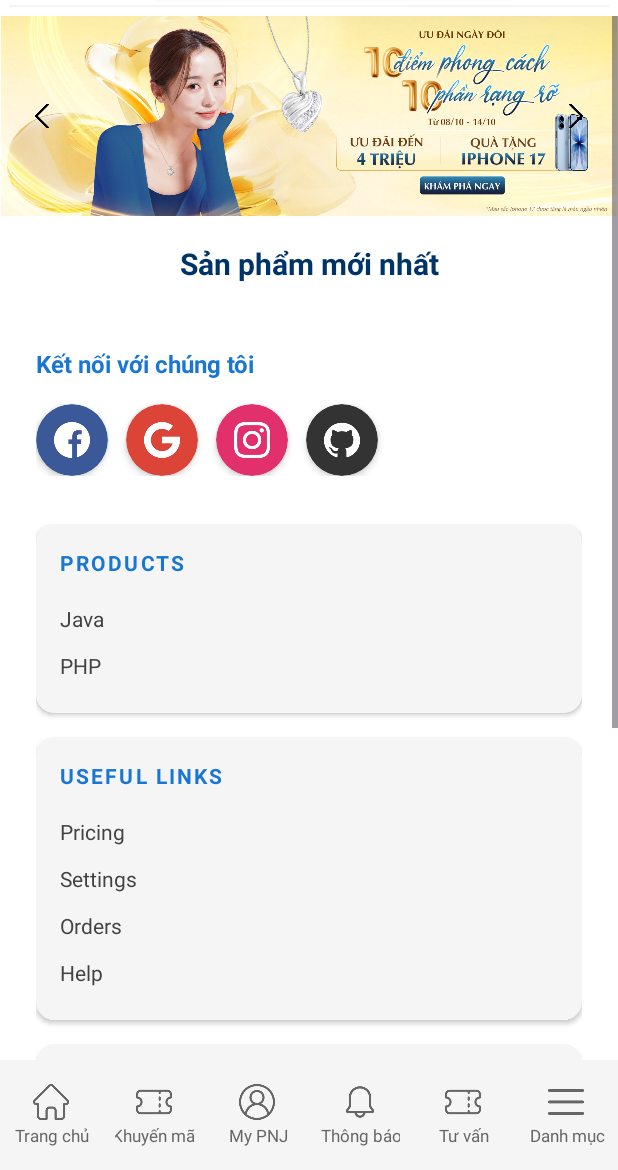
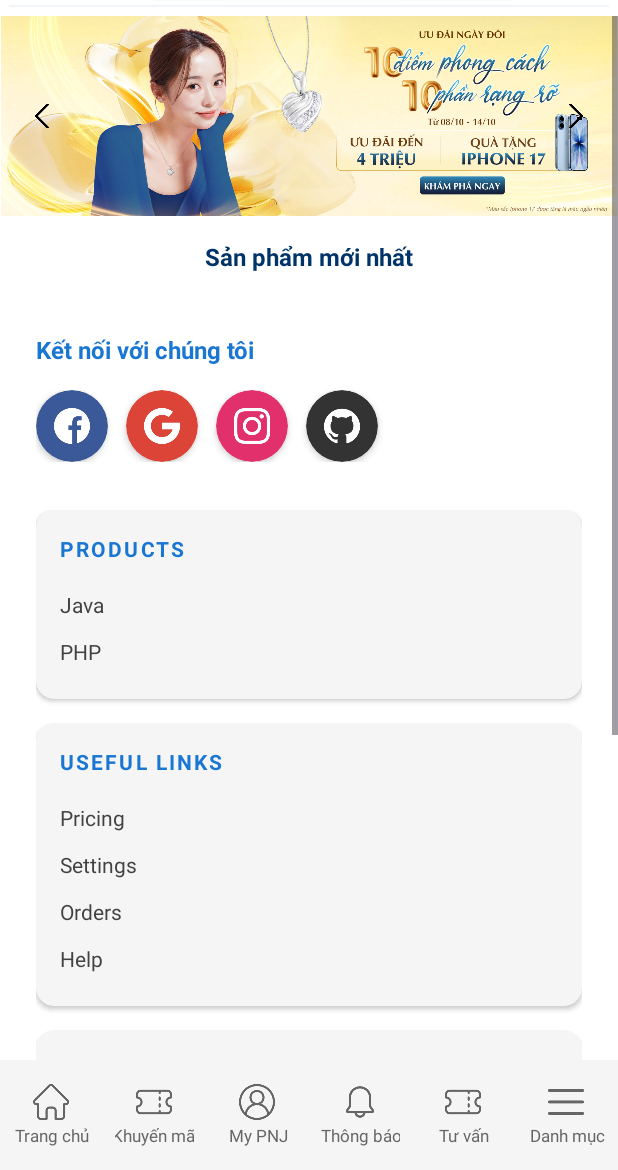
Before and after one commit to nguyenthihien51035/mobile, an Android app: the screen it shows after launch (HomePageActivity), after a tap on "Logo", on a phone screen of 412 x 824 dp, the part 66-1236 px from its top. Run offline under Robolectric (Android 15) with nearby library versions, the phone set to English and light mode, and no system bars; our stand-ins replace Volley; network calls fail; 2 other taps on this screen came first.

Commit message:
noi dung Duc

```diff
--- a/app/build.gradle.kts
+++ b/app/build.gradle.kts
@@ -59,7 +59,5 @@
     // Gson - Để parse JSON
     implementation("com.google.code.gson:gson:2.10.1")
 
-    implementation("com.squareup.retrofit2:retrofit:2.9.0")
-    implementation("com.squareup.retrofit2:converter-gson:2.9.0")
-    implementation("com.google.code.gson:gson:2.10.1")
+    implementation("com.squareup.okhttp3:okhttp:4.12.0")
 }
--- a/app/src/main/java/com/example/btl_nhom1/app/data/remote/dto/ApiResponse.java
+++ b/app/src/main/java/com/example/btl_nhom1/app/data/remote/dto/ApiResponse.java
@@ -12,8 +12,8 @@
 @Data
 @AllArgsConstructor
 @NoArgsConstructor
-public class ApiResponse {
+public class ApiResponse<T> {
     private String message;
-    private List<Product> data;
+    private T data;
     private String errorMessage;
 }
--- a/app/src/main/java/com/example/btl_nhom1/app/domain/model/CategoryItem.java
+++ /dev/null
@@ -1,41 +0,0 @@
-package com.example.btl_nhom1.app.domain.model;
-
-import androidx.annotation.NonNull;
-
-import java.util.List;
-
-public class CategoryItem {
-    private final int id;
-    private final String name;
-    private final String bannerUrl;
-    private final List<CategoryItem> children;
-
-    public CategoryItem(int id, String name, String bannerUrl, List<CategoryItem> children) {
-        this.id = id;
-        this.name = name;
-        this.bannerUrl = bannerUrl;
-        this.children = children;
-    }
-
-    public int getId() {
-        return id;
-    }
-
-    public String getName() {
-        return name;
-    }
-
-    public String getBannerUrl() {
-        return bannerUrl;
-    }
-
-    public List<CategoryItem> getChildren() {
-        return children;
-    }
-
-    @NonNull
-    @Override
-    public String toString() {
-        return name;
-    }
-}
--- /dev/null
+++ b/app/src/main/java/com/example/btl_nhom1/app/domain/repository/CategoryRepository.java
@@ -0,0 +1,84 @@
+package com.example.btl_nhom1.app.domain.repository;
+
+import android.util.Log;
+
+import com.example.btl_nhom1.app.data.remote.dto.ApiResponse;
+import com.example.btl_nhom1.app.domain.model.Category;
+import com.google.gson.Gson;
+import com.google.gson.reflect.TypeToken;
+
+import java.io.IOException;
+import java.lang.reflect.Type;
+import java.util.List;
+import java.util.concurrent.TimeUnit;
+
+import okhttp3.OkHttpClient;
+import okhttp3.Request;
+import okhttp3.Response;
+
+public class CategoryRepository {
+    private static final String TAG = "CategoryRepository";
+
+    private static final String BASE_URL = "http://192.168.1.78/api/";
+    private static final String API_LATEST = BASE_URL + "catetree.php";
+
+    private final OkHttpClient client;
+    private final Gson gson;
+
+    public CategoryRepository() {
+        this.client = new OkHttpClient.Builder()
+                .connectTimeout(30, TimeUnit.SECONDS)
+                .readTimeout(30, TimeUnit.SECONDS)
+                .writeTimeout(30, TimeUnit.SECONDS)
+                .build();
+        this.gson = new Gson();
+    }
+
+    // Lấy danh sách categories từ API
+    public void getCategories(CategoryCallback callback) {
+        new Thread(() -> {
+            try {
+                Request request = new Request.Builder()
+                        .url(API_LATEST)
+                        .get()
+                        .build();
+
+                Response response = client.newCall(request).execute();
+
+                if (response.isSuccessful() && response.body() != null) {
+                    String jsonResponse = response.body().string();
+                    Log.d(TAG, "Response: " + jsonResponse);
+
+                    // Sử dụng ApiResponse generic với TypeToken
+                    Type responseType = new TypeToken<ApiResponse<List<Category>>>() {
+                    }.getType();
+                    ApiResponse<List<Category>> apiResponse = gson.fromJson(jsonResponse, responseType);
+
+                    if (apiResponse != null && apiResponse.getData() != null) {
+                        callback.onSuccess(apiResponse.getData());
+                    } else {
+                        callback.onError("Dữ liệu trả về không hợp lệ");
+                    }
+                } else {
+                    callback.onError("Lỗi kết nối: " + response.code());
+                }
+
+                response.close();
+
+            } catch (IOException e) {
+                Log.e(TAG, "Error fetching categories", e);
+                callback.onError("Lỗi kết nối: " + e.getMessage());
+            } catch (Exception e) {
+                Log.e(TAG, "Error parsing data", e);
+                callback.onError("Lỗi xử lý dữ liệu: " + e.getMessage());
+            }
+        }).start();
+    }
+
+    // Interface callback để xử lý kết quả bất đồng bộ
+    public interface CategoryCallback {
+        void onSuccess(List<Category> categories);
+
+        void onError(String errorMessage);
+    }
+}
--- /dev/null
+++ b/app/src/main/java/com/example/btl_nhom1/app/domain/repository/ProductRepository.java
@@ -0,0 +1,74 @@
+package com.example.btl_nhom1.app.domain.repository;
+
+import android.content.Context;
+
+import com.android.volley.Request;
+import com.android.volley.RequestQueue;
+import com.android.volley.toolbox.StringRequest;
+import com.android.volley.toolbox.Volley;
+import com.example.btl_nhom1.app.data.remote.dto.ApiResponse;
+import com.example.btl_nhom1.app.domain.model.Product;
+import com.google.gson.Gson;
+import com.google.gson.reflect.TypeToken;
+
+import java.lang.reflect.Type;
+import java.util.List;
+
+public class ProductRepository {
+    private static final String BASE_URL = "http://192.168.1.78/api/";
+    private static final String API_LATEST = BASE_URL + "getlatest.php?action=latest";
+
+    private final RequestQueue requestQueue;
+    private final Context context;
+    private final Gson gson;
+
+    public ProductRepository(Context context) {
+        this.context = context;
+        this.requestQueue = Volley.newRequestQueue(context);
+        this.gson = new Gson();
+    }
+
+    public void fetchLatestProducts(ProductCallback callback) {
+        StringRequest stringRequest = new StringRequest(
+                Request.Method.GET,
+                API_LATEST,
+                response -> {
+                    try {
+                        Type responseType = new TypeToken<ApiResponse<List<Product>>>() {
+                        }.getType();
+                        ApiResponse<List<Product>> apiResponse = gson.fromJson(response, responseType);
+
+                        if (apiResponse != null && apiResponse.getData() != null) {
+                            callback.onSuccess(apiResponse.getData());
+                        } else {
+                            callback.onError("Không có dữ liệu");
+                        }
+                    } catch (Exception e) {
+                        e.printStackTrace();
+                        callback.onError("Lỗi parse dữ liệu: " + e.getMessage());
+                    }
+                },
+                error -> {
+                    error.printStackTrace();
+                    callback.onError("Lỗi kết nối API: " + error.getMessage());
+                }
+        );
+
+        requestQueue.add(stringRequest);
+    }
+
+    public void cancelAllRequests() {
+        if (requestQueue != null) {
+            requestQueue.cancelAll(request -> true);
+        }
+    }
+
+    /**
+     * Interface callback để trả kết quả
+     */
+    public interface ProductCallback {
+        void onSuccess(List<Product> products);
+
+        void onError(String errorMessage);
+    }
+}
--- a/app/src/main/java/com/example/btl_nhom1/app/presentation/common/CustomCategoryDrawer.java
+++ b/app/src/main/java/com/example/btl_nhom1/app/presentation/common/CustomCategoryDrawer.java
@@ -1,25 +1,22 @@
 package com.example.btl_nhom1.app.presentation.common;
 
 import android.content.Context;
+import android.os.Handler;
+import android.os.Looper;
 import android.util.AttributeSet;
 import android.util.DisplayMetrics;
 import android.view.LayoutInflater;
 import android.view.View;
 import android.widget.LinearLayout;
 import android.widget.ListView;
+import android.widget.ProgressBar;
 import android.widget.RelativeLayout;
 import android.widget.Toast;
 
-import com.android.volley.Request;
-import com.android.volley.RequestQueue;
-import com.android.volley.toolbox.StringRequest;
-import com.android.volley.toolbox.Volley;
 import com.example.btl_nhom1.R;
-import com.example.btl_nhom1.app.domain.model.CategoryItem;
+import com.example.btl_nhom1.app.domain.model.Category;
+import com.example.btl_nhom1.app.domain.repository.CategoryRepository;
 import com.example.btl_nhom1.app.presentation.adapter.ExpandableCategoryAdapter;
-
-import org.json.JSONArray;
-import org.json.JSONObject;
 
 import java.util.ArrayList;
 import java.util.List;
@@ -28,10 +25,11 @@
     private LinearLayout menuPanel;
     private View overlay;
     private ListView listCategory;
-    // Chỉnh URL tương ứng PHP endpoint của bạn
-    private static final String API_URL = "http://192.168.1.78/api/catetree.php?action=latest";
+    private ProgressBar progressBar;
+
+    private CategoryRepository categoryRepository;
     private ExpandableCategoryAdapter adapter;
-    private RequestQueue requestQueue;
+    private Handler mainHandler;
 
     public CustomCategoryDrawer(Context context) {
         super(context);
@@ -49,85 +47,74 @@
     }
 
     private void init(Context context) {
+        // Inflate layout
         LayoutInflater.from(context).inflate(R.layout.custom_category_drawer, this, true);
 
         menuPanel = findViewById(R.id.menuPanel);
         overlay = findViewById(R.id.overlayBackground);
         listCategory = findViewById(R.id.listCategory);
+        progressBar = findViewById(R.id.progressBar);
 
+        mainHandler = new Handler(Looper.getMainLooper());
+
+        // Khởi tạo Repository
+        categoryRepository = new CategoryRepository();
+
+        // Cấu hình kích thước menu panel (70% chiều rộng màn hình)
         DisplayMetrics metrics = getResources().getDisplayMetrics();
         int screenWidth = metrics.widthPixels;
         RelativeLayout.LayoutParams params = (RelativeLayout.LayoutParams) menuPanel.getLayoutParams();
         params.width = (int) (screenWidth * 0.7);
         menuPanel.setLayoutParams(params);
 
-        requestQueue = Volley.newRequestQueue(context);
-
-        // Adapter placeholder nhỏ để tránh list trống (nếu muốn)
-        List<CategoryItem> placeholder = new ArrayList<>();
-        placeholder.add(new CategoryItem(0, "Đang tải...", null, null));
-        adapter = new ExpandableCategoryAdapter(context, placeholder);
+        // Khởi tạo adapter với danh sách rỗng
+        adapter = new ExpandableCategoryAdapter(context, new ArrayList<>());
         listCategory.setAdapter(adapter);
 
-        fetchCategoriesFromServer();
+        // Xử lý đóng menu khi click vào overlay
+        overlay.setOnClickListener(v -> closeDrawer());
 
-        overlay.setOnClickListener(v -> closeDrawer());
+        // Load dữ liệu từ API
+        loadCategories();
     }
 
-    private void fetchCategoriesFromServer() {
-        StringRequest request = new StringRequest(Request.Method.GET, API_URL,
-                response -> {
-                    try {
-                        JSONObject root = new JSONObject(response);
-                        JSONArray data = root.optJSONArray("data");
-                        if (data == null) {
-                            post(() -> Toast.makeText(getContext(), "Server không trả data danh mục", Toast.LENGTH_SHORT).show());
-                            return;
-                        }
+    private void loadCategories() {
+        // Hiển thị progress bar
+        if (progressBar != null) {
+            progressBar.setVisibility(View.VISIBLE);
+        }
 
-                        List<CategoryItem> parents = new ArrayList<>();
-                        for (int i = 0; i < data.length(); i++) {
-                            JSONObject p = data.getJSONObject(i);
-                            int pid = p.optInt("id", 0);
-                            String pname = p.optString("name", "Không tên");
-                            String pbanner = p.optString("bannerUrl", null);
+        categoryRepository.getCategories(new CategoryRepository.CategoryCallback() {
+            @Override
+            public void onSuccess(List<Category> categories) {
+                // Cập nhật UI trên main thread
+                mainHandler.post(() -> {
+                    if (progressBar != null) {
+                        progressBar.setVisibility(View.GONE);
+                    }
+                    adapter.updateCategories(categories);
+                    Toast.makeText(getContext(), "Đã tải " + categories.size() + " danh mục", Toast.LENGTH_SHORT).show();
+                });
+            }
 
-                            JSONArray children = p.optJSONArray("children");
-                            List<CategoryItem> childList = null;
-                            if (children != null && children.length() > 0) {
-                                childList = new ArrayList<>();
-                                for (int j = 0; j < children.length(); j++) {
-                                    JSONObject c = children.getJSONObject(j);
-                                    int cid = c.optInt("id", 0);
-                                    String cname = c.optString("name", "Không tên");
-                                    String cbanner = c.optString("bannerUrl", null);
-                                    // children của child trong JSON có thể rỗng, ta không tiếp tục lặp sâu hơn
-                                    childList.add(new CategoryItem(cid, cname, cbanner, null));
-                                }
-                            }
-                            parents.add(new CategoryItem(pid, pname, pbanner, childList));
-                        }
-
-                        // Cập nhật adapter trên UI thread
-                        post(() -> {
-                            adapter = new ExpandableCategoryAdapter(getContext(), parents);
-                            listCategory.setAdapter(adapter);
-                        });
-
-                    } catch (Exception e) {
-                        e.printStackTrace();
-                        post(() -> Toast.makeText(getContext(), "Lỗi parse danh mục", Toast.LENGTH_SHORT).show());
+            @Override
+            public void onError(String errorMessage) {
+                // Hiển thị lỗi trên main thread
+                mainHandler.post(() -> {
+                    if (progressBar != null) {
+                        progressBar.setVisibility(View.GONE);
                     }
-                },
-                error -> {
-                    error.printStackTrace();
-                    post(() -> Toast.makeText(getContext(), "Không thể kết nối server danh mục", Toast.LENGTH_SHORT).show());
+                    Toast.makeText(getContext(), "Lỗi: " + errorMessage, Toast.LENGTH_LONG).show();
                 });
-
-        requestQueue.add(request);
+            }
+        });
     }
 
-    // Phần mở / đóng drawer giữ nguyên
+    // Phương thức refresh dữ liệu
+    public void refreshCategories() {
+        loadCategories();
+    }
+
     public void openDrawer() {
         menuPanel.setVisibility(View.VISIBLE);
         overlay.setVisibility(View.VISIBLE);
--- a/app/src/main/java/com/example/btl_nhom1/app/presentation/pages/HomePageActivity.java
+++ b/app/src/main/java/com/example/btl_nhom1/app/presentation/pages/HomePageActivity.java
@@ -13,23 +13,19 @@
 import android.widget.Toast;
 
 import androidx.activity.EdgeToEdge;
+import androidx.activity.OnBackPressedCallback;
 import androidx.appcompat.app.AppCompatActivity;
 import androidx.core.graphics.Insets;
 import androidx.core.view.ViewCompat;
 import androidx.core.view.WindowInsetsCompat;
 import androidx.viewpager2.widget.ViewPager2;
 
-import com.android.volley.Request;
-import com.android.volley.RequestQueue;
-import com.android.volley.toolbox.StringRequest;
-import com.android.volley.toolbox.Volley;
 import com.example.btl_nhom1.R;
-import com.example.btl_nhom1.app.data.remote.dto.ApiResponse;
 import com.example.btl_nhom1.app.domain.model.Product;
+import com.example.btl_nhom1.app.domain.repository.ProductRepository;
 import com.example.btl_nhom1.app.presentation.adapter.SliderAdapter;
 import com.example.btl_nhom1.app.presentation.common.CustomBottomNavigationView;
 import com.example.btl_nhom1.app.presentation.common.CustomCategoryDrawer;
-import com.google.gson.Gson;
 
 import java.text.NumberFormat;
 import java.util.Arrays;
@@ -39,8 +35,7 @@
 public class HomePageActivity extends AppCompatActivity implements CustomBottomNavigationView.OnBottomNavigationItemClickListener {
 
     private static final long SLIDE_DELAY_MS = 5000L;
-    //  ---------------- Call API product latest ----------------
-    private static final String API_URL = "http://192.168.1.78/api/getlatest.php?action=latest";
+
     private final Handler handler = new Handler(Looper.getMainLooper());
     private final List<Integer> imageList = Arrays.asList(
             R.drawable.slider_ba,
@@ -48,16 +43,19 @@
             R.drawable.slider_mot,
             R.drawable.slider_hai
     );
+
     // Slider
     private ViewPager2 viewPager;
     private Runnable sliderRunnable;
     private int currentIndex = 0;
-    //---------------------
+
+    // Views
     private CustomCategoryDrawer customCategoryDrawer;
     private CustomBottomNavigationView customBottomNav;
     private LinearLayout productContainer;
-    private RequestQueue requestQueue;
 
+    // Repository
+    private ProductRepository productRepository;
 
     @Override
     protected void onCreate(Bundle savedInstanceState) {
@@ -70,7 +68,54 @@
             return insets;
         });
 
-        // ---------------- Slider ----------------
+        // Khởi tạo Repository
+        productRepository = new ProductRepository(this);
+
+        // Khởi tạo views
+        initViews();
+
+        // Thiết lập slider
+        setupSlider();
+
+        // Gọi API để lấy danh sách sản phẩm
+        fetchProducts();
+
+        // Xử lý nút BackCate
+        setupBackPressHandler();
+    }
+
+    private void setupBackPressHandler() {
+        getOnBackPressedDispatcher().addCallback(this, new OnBackPressedCallback(true) {
+            @Override
+            public void handleOnBackPressed() {
+                // Nếu drawer đang mở, đóng drawer
+                if (customCategoryDrawer != null && customCategoryDrawer.isDrawerOpen()) {
+                    customCategoryDrawer.closeDrawer();
+                } else {
+                    // Nếu không, thoát activity
+                    setEnabled(false);
+                    getOnBackPressedDispatcher().onBackPressed();
+                }
+            }
+        });
+    }
+
+    private void initViews() {
+        productContainer = findViewById(R.id.productContainer);
+
+        // CustomCategoryDrawer
+        customCategoryDrawer = findViewById(R.id.customCategoryDrawer);
+
+        // CustomBottomNavigationView
+        customBottomNav = findViewById(R.id.customBottomNav);
+        if (customBottomNav != null) {
+            customBottomNav.setOnBottomNavigationItemClickListener(this);
+        } else {
+            Log.e("HomePageActivity", "CustomBottomNavigationView not found.");
+        }
+    }
+
+    private void setupSlider() {
         viewPager = findViewById(R.id.viewPagerSlider);
         viewPager.setAdapter(new SliderAdapter(imageList));
 
@@ -79,7 +124,6 @@
             viewPager.setCurrentItem(currentIndex, true);
             handler.postDelayed(sliderRunnable, SLIDE_DELAY_MS);
         };
-        // start/stop handled in onResume/onPause
 
         ImageButton btnPrev = findViewById(R.id.btnPrev);
         ImageButton btnNext = findViewById(R.id.btnNext);
@@ -94,26 +138,6 @@
             int nextIndex = (viewPager.getCurrentItem() + 1) % imageList.size();
             viewPager.setCurrentItem(nextIndex, true);
         });
-        // ---------------- End Slider ----------------
-
-
-        // ---------------- Danh mục (menu trượt) - Sử dụng CustomCategoryDrawer ----------------
-        customCategoryDrawer = findViewById(R.id.customCategoryDrawer); // Ánh xạ Custom View
-
-        // ---------------- CustomBottomNavigationView ----------------
-        customBottomNav = findViewById(R.id.customBottomNav);
-        if (customBottomNav != null) {
-            customBottomNav.setOnBottomNavigationItemClickListener(this); // Đặt listener cho bottom nav
-        } else {
-            Log.e("HomePageActivity", "CustomBottomNavigationView not found.");
-        }
-        // ---------------- End CustomBottomNavigationView ----------------
-
-        // Gọi API để lấy danh sách sản phẩm
-        productContainer = findViewById(R.id.productContainer);
-        requestQueue = Volley.newRequestQueue(this);
-
-        fetchProducts();
     }
 
     @Override
@@ -123,7 +147,7 @@
         }
     }
 
-    // SuKienSlider
+
     @Override
     protected void onPause() {
         super.onPause();
@@ -136,31 +160,27 @@
         handler.postDelayed(sliderRunnable, SLIDE_DELAY_MS);
     }
 
-    // ----------------
+    @Override
+    protected void onDestroy() {
+        super.onDestroy();
+        if (productRepository != null) {
+            productRepository.cancelAllRequests();
+        }
+    }
+
+    // Call API thông qua Repository
     private void fetchProducts() {
-        StringRequest stringRequest = new StringRequest(Request.Method.GET, API_URL,
-                response -> {
-                    try {
-                        // Parse JSON response
-                        Gson gson = new Gson();
-                        ApiResponse productResponse = gson.fromJson(response, ApiResponse.class);
+        productRepository.fetchLatestProducts(new ProductRepository.ProductCallback() {
+            @Override
+            public void onSuccess(List<Product> products) {
+                displayProducts(products);
+            }
 
-                        if (productResponse != null && productResponse.getData() != null) {
-                            displayProducts(productResponse.getData());
-                        } else {
-                            Toast.makeText(HomePageActivity.this, "Không có dữ liệu", Toast.LENGTH_SHORT).show();
-                        }
-                    } catch (Exception e) {
-                        e.printStackTrace();
-                        Toast.makeText(HomePageActivity.this, "Lỗi parse dữ liệu: " + e.getMessage(), Toast.LENGTH_SHORT).show();
-                    }
-                },
-                error -> {
-                    error.printStackTrace();
-                    Toast.makeText(HomePageActivity.this, "Lỗi kết nối API: " + error.getMessage(), Toast.LENGTH_SHORT).show();
-                });
-
-        requestQueue.add(stringRequest);
+            @Override
+            public void onError(String errorMessage) {
+                Toast.makeText(HomePageActivity.this, errorMessage, Toast.LENGTH_SHORT).show();
+            }
+        });
     }
 
     private void displayProducts(List<Product> products) {
@@ -208,7 +228,7 @@
     }
 
     private View createProductView(Product product) {
-        // Inflate layout từ XML - PHẢI DÙNG item_product
+        // Inflate layout từ XML
         LayoutInflater inflater = LayoutInflater.from(this);
         View view = inflater.inflate(R.layout.item_product, null);
 
@@ -246,14 +266,12 @@
         }
 
         // Load hình ảnh từ drawable
-        String imageName = product.getPrimaryImageUrl(); // Tên ảnh không có đuôi
+        String imageName = product.getPrimaryImageUrl();
         int imageResId = getResources().getIdentifier(imageName, "drawable", getPackageName());
 
         if (imageResId != 0) {
-            // Nếu tìm thấy ảnh trong drawable
             imgProduct.setImageResource(imageResId);
         } else {
-            // Nếu không tìm thấy, dùng ảnh placeholder
             imgProduct.setImageResource(R.drawable.nullimage);
         }
 
@@ -264,6 +282,5 @@
         });
 
         return view;
-        // -----------------------
     }
 }
--- a/app/src/main/res/layout/custom_category_drawer.xml
+++ b/app/src/main/res/layout/custom_category_drawer.xml
@@ -28,16 +28,24 @@
             android:padding="16dp"
             android:text="Danh mục sản phẩm"
             android:textColor="#333333"
-            android:textSize="18sp"
+            android:textSize="16sp"
             android:textStyle="bold" />
+
+        <ProgressBar
+            android:id="@+id/progressBar"
+            android:layout_width="wrap_content"
+            android:layout_height="wrap_content"
+            android:layout_gravity="center"
+            android:layout_marginTop="20dp"
+            android:visibility="gone" />
 
         <ListView
             android:id="@+id/listCategory"
             android:layout_width="match_parent"
             android:layout_height="0dp"
             android:layout_weight="1"
+            android:dividerHeight="0dp"
             android:background="@android:color/white"
-            android:dividerHeight="0dp"
             android:listSelector="@android:color/transparent" />
 
     </LinearLayout>
--- a/app/src/main/res/layout/fragment_latest_products.xml
+++ b/app/src/main/res/layout/fragment_latest_products.xml
@@ -2,8 +2,7 @@
 <LinearLayout xmlns:android="http://schemas.android.com/apk/res/android"
     android:layout_width="match_parent"
     android:layout_height="wrap_content"
-    android:orientation="vertical"
-    android:padding="2dp">
+    android:orientation="vertical">
 
     <TextView
         android:layout_width="match_parent"
@@ -13,7 +12,7 @@
         android:paddingBottom="16dp"
         android:text="Sản phẩm mới nhất"
         android:textColor="#003468"
-        android:textSize="20sp"
+        android:textSize="16sp"
         android:textStyle="bold" />
 
     <LinearLayout
```
Also changed, not shown: app/src/main/java/com/example/btl_nhom1/app/domain/model/Category.java (added, +29 -0 lines), app/src/main/java/com/example/btl_nhom1/app/presentation/adapter/ExpandableCategoryAdapter.java (+54 -37 lines), app/src/main/res/layout/parent_category_item.xml (added, +32 -0 lines), app/src/main/res/drawable/kiengsp96_anh1.png, app/src/main/res/drawable/kiengsp96_anh2.png, app/src/main/res/drawable/kiengsp96_anh3.jpg, app/src/main/res/drawable/kiengsp96_anh4.jpg, app/src/main/res/drawable/kiengsp96_anh5.jpg.
